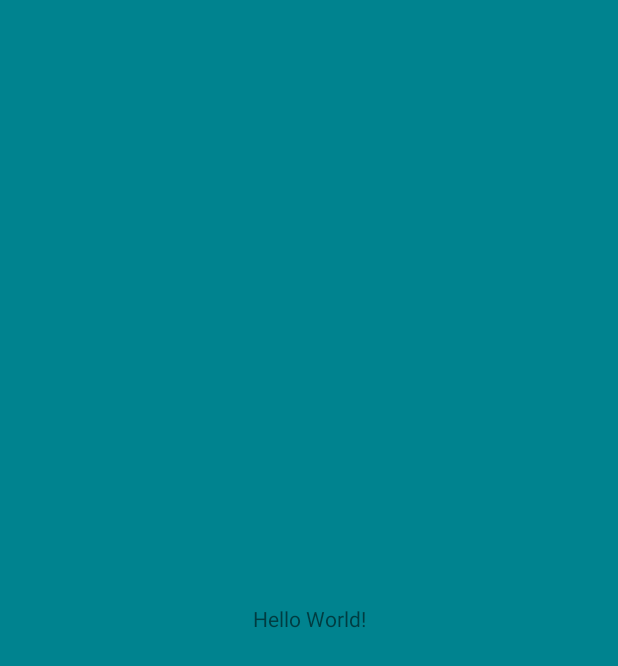
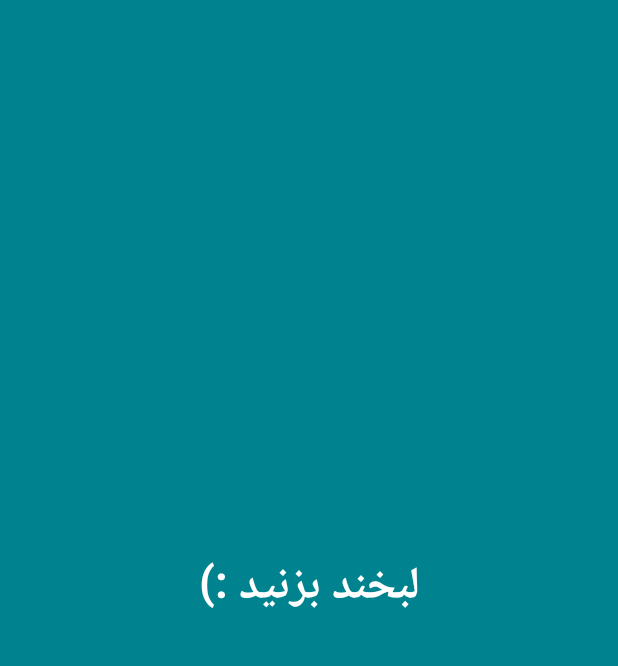
Before and after one commit to Ali3nti/Moshaver, an Android app: the first screen one second after launch (SplashActivity), on a phone screen of 412 x 824 dp. Before the commit the part shown is almost empty. Shown: the top 666 px of the screen. Run offline under Robolectric (Android 15) with nearby library versions, the phone set to English and light mode, and no system bars.

Commit message:
Splash screen completed

```diff
--- a/app/src/main/java/com/example/ali3nti/moshaver/activity/SplashActivity.java
+++ b/app/src/main/java/com/example/ali3nti/moshaver/activity/SplashActivity.java
@@ -1,15 +1,32 @@
 package com.example.ali3nti.moshaver.activity;
 
+import android.content.Intent;
+import android.os.Handler;
 import android.support.v7.app.AppCompatActivity;
 import android.os.Bundle;
+import android.widget.TextView;
 
 import com.example.ali3nti.moshaver.R;
 
 public class SplashActivity extends AppCompatActivity {
 
+  TextView txt_splash;
+
   @Override
   protected void onCreate(Bundle savedInstanceState) {
     super.onCreate(savedInstanceState);
     setContentView(R.layout.activity_splash);
+
+    txt_splash = findViewById(R.id.txt_splash);
+    txt_splash.animate().alpha(1f).translationY(-30f).setDuration(2000);
+
+    new Handler().postDelayed(new Runnable() {
+      @Override
+      public void run() {
+        Intent intent = new Intent(SplashActivity.this, MainActivity.class);
+        startActivity(intent);
+        finish();
+      }
+    },3000);
   }
 }
--- a/app/src/main/res/layout/activity_splash.xml
+++ b/app/src/main/res/layout/activity_splash.xml
@@ -9,9 +9,14 @@
     tools:context=".activity.SplashActivity">
 
     <TextView
+        android:id="@+id/txt_splash"
         android:layout_width="wrap_content"
         android:layout_height="wrap_content"
-        android:text="Hello World!"
+        android:text="@string/txt_splash"
+        android:textSize="30sp"
+        android:textStyle="bold"
+        android:alpha="0"
+        android:textColor="@color/colorTextLight"
         app:layout_constraintBottom_toBottomOf="parent"
         app:layout_constraintLeft_toLeftOf="parent"
         app:layout_constraintRight_toRightOf="parent"
--- a/app/src/main/res/values/strings.xml
+++ b/app/src/main/res/values/strings.xml
@@ -1,3 +1,4 @@
 <resources>
     <string name="app_name">Moshaver</string>
+    <string name="txt_splash">لبخند بزنید :)</string>
 </resources>
```
